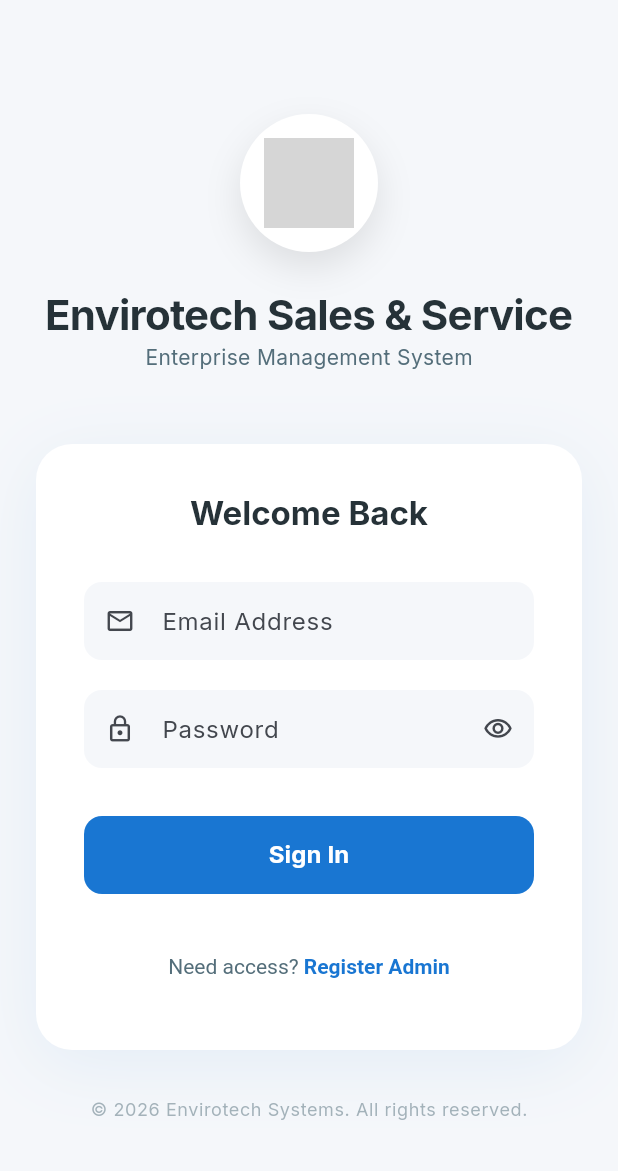
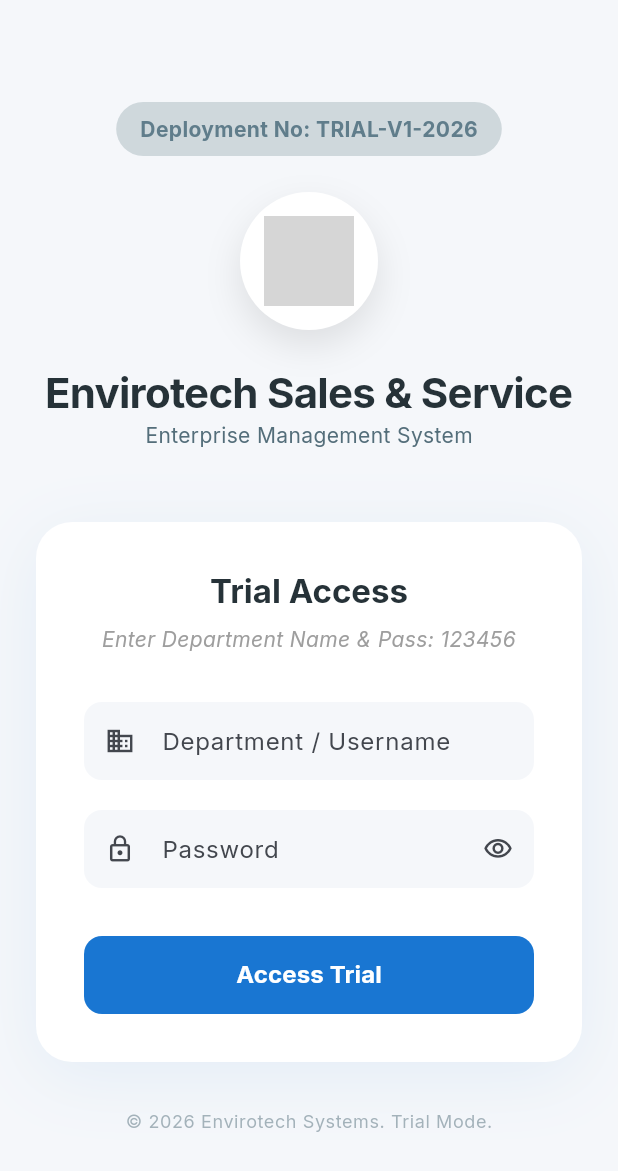
Before and after one commit to manavnagpal08/ENTECH, a Flutter app: the LoginScreen screen opened directly, on a phone screen of 412 x 824 dp. Shown: the top 1171 px of the screen. Run offline on Flutter 3.47's test engine with Material 3 defaults, Android fonts, the phone set to English and light mode, and no system bars; our stand-ins replace cloud_firestore, file_picker, firebase_auth, firebase_core, google_fonts, pdf and 1 more; missing offline and left inert: excel; accounts and stored records are empty; grey boxes are pictures that could not be loaded.

Commit message:
Switch to Mock Auth for Trial (Pass: 123456) & Add Deployment ID

```diff
--- a/lib/features/auth/screens/login_screen.dart
+++ b/lib/features/auth/screens/login_screen.dart
@@ -3,7 +3,7 @@ import 'package:provider/provider.dart';
 import '../../../core/constants/app_constants.dart';
 import '../../../core/theme/app_theme.dart';
 import '../repositories/auth_repository.dart';
-import 'register_screen.dart';
+import '../../dashboard/screens/dashboard_screen.dart'; // Import Dashboard for manual navigation
 
 class LoginScreen extends StatefulWidget {
   const LoginScreen({super.key});
@@ -29,7 +29,12 @@ class _LoginScreenState extends State<LoginScreen> {
 
     try {
       await repo.login(email, password);
-      // Navigation is handled by the AuthWrapper in main.dart
+      // MANUAL NAVIGATION FOR TRIAL (Bypassing AuthWrapper)
+      if (mounted) {
+         Navigator.of(context).pushReplacement(
+           MaterialPageRoute(builder: (_) => const DashboardScreen()),
+         );
+      }
     } catch (e) {
       if (mounted) {
         ScaffoldMessenger.of(context).showSnackBar(SnackBar(
@@ -54,6 +59,13 @@ class _LoginScreenState extends State<LoginScreen> {
           child: Column(
             mainAxisAlignment: MainAxisAlignment.center,
             children: [
+               // DEPLOYMENT ID TEXT
+              Container(
+                padding: const EdgeInsets.symmetric(horizontal: 16, vertical: 8),
+                decoration: BoxDecoration(color: Colors.blueGrey.shade100, borderRadius: BorderRadius.circular(20)),
+                child: const Text("Deployment No: TRIAL-V1-2026", style: TextStyle(fontWeight: FontWeight.bold, color: Colors.blueGrey)),
+              ),
+              const SizedBox(height: 24),
               // Logo & Brand
               Container(
                 padding: const EdgeInsets.all(16),
@@ -104,25 +116,31 @@ class _LoginScreenState extends State<LoginScreen> {
                     crossAxisAlignment: CrossAxisAlignment.stretch,
                     children: [
                       Text(
-                        'Welcome Back',
+                        'Trial Access',
                         style: Theme.of(context).textTheme.titleLarge?.copyWith(fontWeight: FontWeight.bold),
+                        textAlign: TextAlign.center,
+                      ),
+                       const SizedBox(height: 8),
+                      const Text(
+                        'Enter Department Name & Pass: 123456',
+                        style: TextStyle(color: Colors.grey, fontStyle: FontStyle.italic),
                         textAlign: TextAlign.center,
                       ),
                       const SizedBox(height: 32),
 
-                      // Email Field
+                      // Email Field which acts as Department/Username
                       TextFormField(
                         controller: _emailController,
                         decoration: InputDecoration(
-                          labelText: 'Email Address',
-                          hintText: 'name@company.com',
-                          prefixIcon: const Icon(Icons.email_outlined, size: 20),
+                          labelText: 'Department / Username',
+                          hintText: 'e.g. Admin, Sales, Service',
+                          prefixIcon: const Icon(Icons.business, size: 20),
                           filled: true,
                           fillColor: AppColors.background,
                           border: OutlineInputBorder(borderRadius: BorderRadius.circular(12), borderSide: BorderSide.none),
                           enabledBorder: OutlineInputBorder(borderRadius: BorderRadius.circular(12), borderSide: BorderSide.none),
                         ),
-                        validator: (v) => v!.isEmpty ? 'Email is required' : null,
+                        validator: (v) => v!.isEmpty ? 'Required' : null,
                       ),
                       const SizedBox(height: 20),
 
@@ -158,28 +176,10 @@ class _LoginScreenState extends State<LoginScreen> {
                           ),
                           child: _isLoading
                              ? const SizedBox(height: 20, width: 20, child: CircularProgressIndicator(color: Colors.white, strokeWidth: 2))
-                             : const Text('Sign In', style: TextStyle(fontSize: 16, fontWeight: FontWeight.bold)),
+                             : const Text('Access Trial', style: TextStyle(fontSize: 16, fontWeight: FontWeight.bold)),
                         ),
                       ),
-                      const SizedBox(height: 24),
 
-                      // Register Link
-                      Center(
-                        child: TextButton(
-                          onPressed: () {
-                             Navigator.push(context, MaterialPageRoute(builder: (_) => const RegisterScreen()));
-                          },
-                          child: RichText(
-                            text: TextSpan(
-                              text: "Need access? ",
-                              style: const TextStyle(color: AppColors.textSecondary),
-                              children: const [
-                                TextSpan(text: "Register Admin", style: TextStyle(color: AppColors.primary, fontWeight: FontWeight.bold)),
-                              ],
-                            ),
-                          ),
-                        ),
-                      ),
                     ],
                   ),
                 ),
@@ -188,7 +188,7 @@ class _LoginScreenState extends State<LoginScreen> {
 
               // Footer
               Text(
-                '© 2026 Envirotech Systems. All rights reserved.',
+                '© 2026 Envirotech Systems. Trial Mode.',
                 style: Theme.of(context).textTheme.bodySmall?.copyWith(color: AppColors.textSecondary.withValues(alpha: 0.5)),
               ),
             ],
```
Also changed, not shown: lib/features/auth/repositories/auth_repository.dart (+51 -55 lines), 1 other file.
